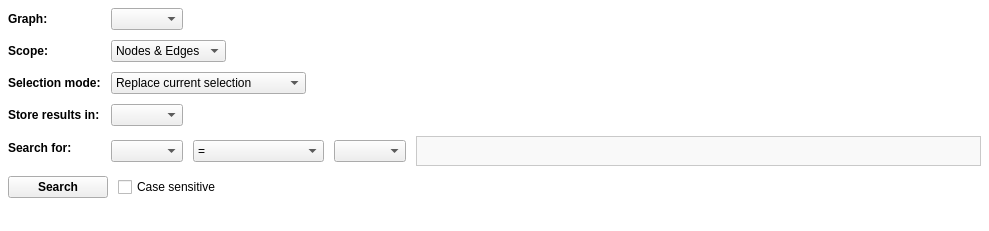
Qt form plugins/perspective/GraphPerspective/designer/SearchWidget.ui (vadivelselvaraj/TulipGLImprovement) before a commit.
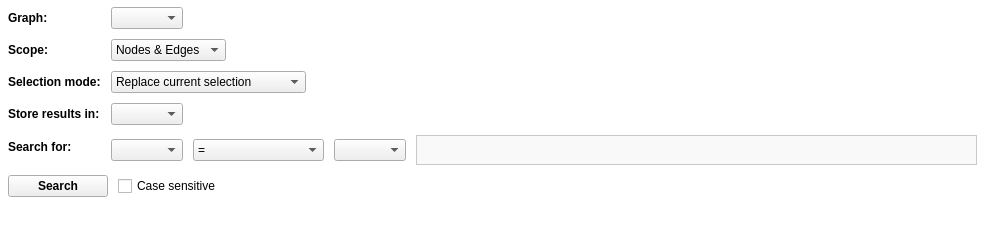
The same form after that commit. Icons and pictures are not drawn. Custom widgets are drawn as their Qt base class.

```diff
--- a/plugins/perspective/GraphPerspective/designer/SearchWidget.ui
+++ b/plugins/perspective/GraphPerspective/designer/SearchWidget.ui
@@ -6,8 +6,8 @@
    <rect>
     <x>0</x>
     <y>0</y>
-    <width>989</width>
-    <height>231</height>
+    <width>985</width>
+    <height>227</height>
    </rect>
   </property>
   <property name="sizePolicy">
@@ -54,8 +54,8 @@
        <rect>
         <x>0</x>
         <y>0</y>
-        <width>974</width>
-        <height>233</height>
+        <width>967</width>
+        <height>242</height>
        </rect>
       </property>
       <property name="styleSheet">
```
Left out of the diff: 17 changed lines with no effect on the pictures.
